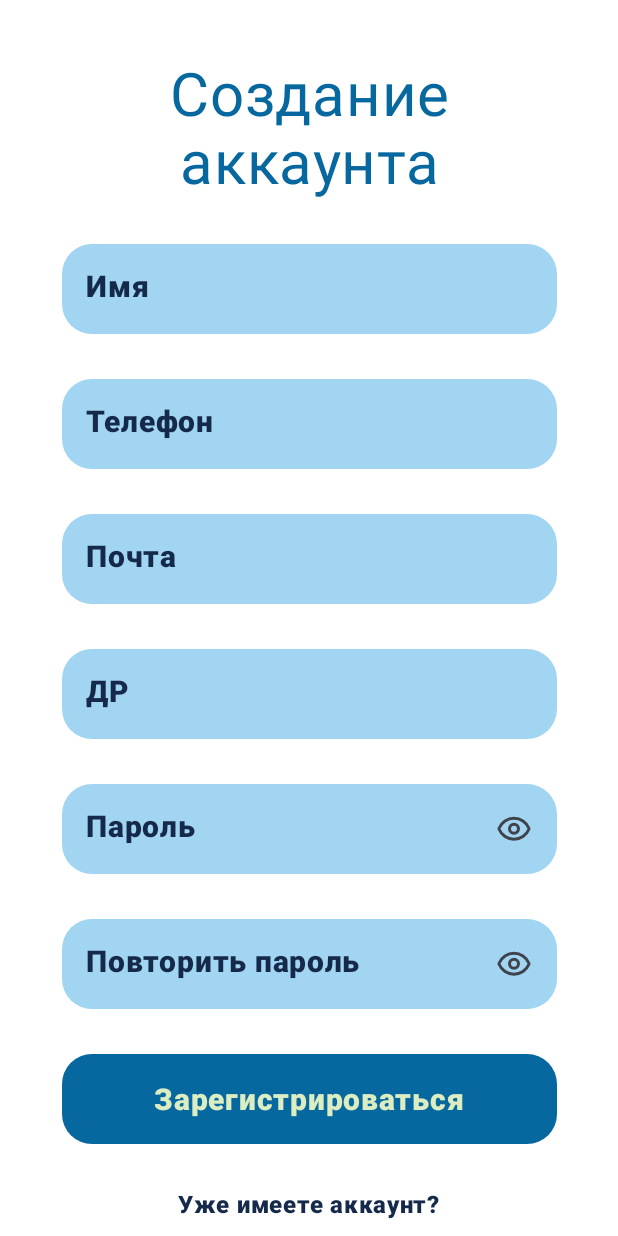
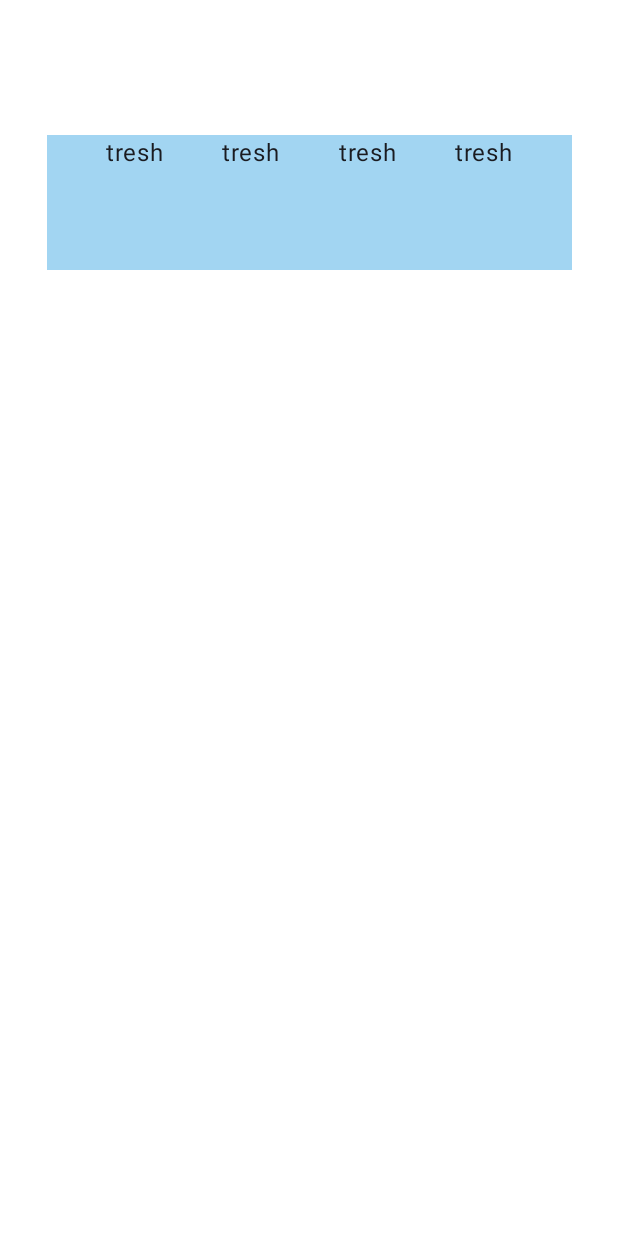
Before and after one commit to GoncharovaNE33P/GiftShopSunmul, an Android app built with Jetpack Compose: the screen it shows after launch (MainActivity), on a phone screen of 412 x 824 dp. Run offline under Robolectric (Android 15) with nearby library versions, the phone set to English and light mode, and no system bars; libraries missing offline, so code that uses them is left out: io.github.jan.supabase.

Commit message:
making a ProdPage

```diff
--- a/GiftShopSunmulApp/app/build.gradle.kts
+++ b/GiftShopSunmulApp/app/build.gradle.kts
@@ -63,7 +63,8 @@ dependencies {
     implementation("io.coil-kt:coil-compose:2.7.0")
     implementation("androidx.navigation:navigation-compose:2.8.3")
     implementation("androidx.core:core-splashscreen:1.2.0-alpha02")
-    implementation("androidx.compose.ui:ui-text-google-fonts:1.3.2")
+    implementation("androidx.compose.ui:ui-text-google-fonts:1.7.5")
+    //implementation("androidx.compose.ui:ui-text-google-fonts:1.8.0-alpha05")
 
     implementation(libs.androidx.core.ktx)
     implementation(libs.androidx.lifecycle.runtime.ktx)
--- a/GiftShopSunmulApp/app/src/main/java/com/example/giftshopsunmulapp/View/Avtorization.kt
+++ b/GiftShopSunmulApp/app/src/main/java/com/example/giftshopsunmulapp/View/Avtorization.kt
@@ -164,7 +164,7 @@ fun Avtorization(navHost: NavHostController, viewModel: AvtorizationVM = viewMod
                     flag.value = result
                     if (flag.value)
                     {
-                        navHost.navigate("Registration")
+                        navHost.navigate("ProdPage")
                     }
                     else
                     {
--- /dev/null
+++ b/GiftShopSunmulApp/app/src/main/java/com/example/giftshopsunmulapp/View/ProdPage.kt
@@ -0,0 +1,91 @@
+package com.example.giftshopsunmulapp.View
+
+import android.widget.Toast
+import androidx.compose.foundation.background
+import androidx.compose.foundation.border
+import androidx.compose.foundation.layout.Arrangement
+import androidx.compose.foundation.layout.Box
+import androidx.compose.foundation.layout.Column
+import androidx.compose.foundation.layout.Row
+import androidx.compose.foundation.layout.Spacer
+import androidx.compose.foundation.layout.fillMaxSize
+import androidx.compose.foundation.layout.fillMaxWidth
+import androidx.compose.foundation.layout.height
+import androidx.compose.foundation.layout.offset
+import androidx.compose.foundation.layout.padding
+import androidx.compose.foundation.layout.width
+import androidx.compose.foundation.shape.RoundedCornerShape
+import androidx.compose.material3.Button
+import androidx.compose.material3.ButtonDefaults
+import androidx.compose.material3.Icon
+import androidx.compose.material3.IconButton
+import androidx.compose.material3.MaterialTheme
+import androidx.compose.material3.Snackbar
+import androidx.compose.material3.SnackbarDuration
+import androidx.compose.material3.SnackbarHost
+import androidx.compose.material3.SnackbarHostState
+import androidx.compose.material3.Text
+import androidx.compose.material3.TextField
+import androidx.compose.material3.TextFieldDefaults
+import androidx.compose.runtime.Composable
+import androidx.compose.runtime.getValue
+import androidx.compose.runtime.mutableStateOf
+import androidx.compose.runtime.remember
+import androidx.compose.runtime.rememberCoroutineScope
+import androidx.compose.runtime.saveable.rememberSaveable
+import androidx.compose.runtime.setValue
+import androidx.compose.ui.Alignment
+import androidx.compose.ui.Modifier
+import androidx.compose.ui.draw.clip
+import androidx.compose.ui.graphics.Color
+import androidx.compose.ui.platform.LocalContext
+import androidx.compose.ui.res.painterResource
+import androidx.compose.ui.text.TextStyle
+import androidx.compose.ui.text.font.FontFamily
+import androidx.compose.ui.text.font.FontStyle
+import androidx.compose.ui.text.font.FontWeight
+import androidx.compose.ui.text.input.PasswordVisualTransformation
+import androidx.compose.ui.text.input.VisualTransformation
+import androidx.compose.ui.text.style.TextAlign
+import androidx.compose.ui.tooling.preview.Preview
+import androidx.compose.ui.unit.dp
+import androidx.compose.ui.unit.sp
+import androidx.lifecycle.viewmodel.compose.viewModel
+import androidx.navigation.NavHostController
+import com.example.giftshopsunmulapp.R
+import com.example.giftshopsunmulapp.ViewModels.AvtorizationVM
+import com.example.giftshopsunmulapp.ViewModels.ProdPageVM
+import com.example.giftshopsunmulapp.ui.theme.blue
+import com.example.giftshopsunmulapp.ui.theme.darkBlue
+import com.example.giftshopsunmulapp.ui.theme.lightBlue
+import com.example.giftshopsunmulapp.ui.theme.lightGreen
+import com.example.giftshopsunmulapp.ui.theme.typography
+import com.example.giftshopsunmulapp.ui.theme.white
+import io.github.jan.supabase.realtime.Column
+import kotlinx.coroutines.launch
+import java.lang.reflect.Type
+@Preview
+@Composable
+fun ProdPage(/*navHost: NavHostController, viewModel: ProdPageVM = viewModel()*/)
+{
+    Box(modifier = Modifier
+        .fillMaxSize()
+        .background(color = white).padding(top = 90.dp)
+    )
+    {
+        Row(modifier = Modifier
+            .background(color = lightBlue)
+            .height(90.dp)
+            .width(350.dp).align(Alignment.TopCenter)
+            .clip(RoundedCornerShape(15.dp)),
+            horizontalArrangement = Arrangement.SpaceEvenly,
+            verticalAlignment = Alignment.Top
+        )
+        {
+            Text(text = "tresh")
+            Text(text = "tresh")
+            Text(text = "tresh")
+            Text(text = "tresh")
+        }
+    }
+}
--- a/GiftShopSunmulApp/app/src/main/java/com/example/giftshopsunmulapp/View/Registration.kt
+++ b/GiftShopSunmulApp/app/src/main/java/com/example/giftshopsunmulapp/View/Registration.kt
@@ -322,7 +322,7 @@ fun Registration(navHost: NavHostController, viewModel: RegistrationVM = viewMod
                         coroutineScope.launch {
                             val result = viewModel.Auth(email.value, password.value)
                             if (result) {
-                                navHost.navigate("Registration")
+                                navHost.navigate("ProdPage")
                             } else {
                                 snackbarHostState.showSnackbar("Поля пусты или введены некорректные данные!")
                             }
--- a/GiftShopSunmulApp/app/src/main/java/com/example/giftshopsunmulapp/navigation/navigation.kt
+++ b/GiftShopSunmulApp/app/src/main/java/com/example/giftshopsunmulapp/navigation/navigation.kt
@@ -7,9 +7,12 @@ import androidx.navigation.compose.NavHost
 import androidx.navigation.compose.composable
 import androidx.navigation.compose.rememberNavController
 import com.example.giftshopsunmulapp.View.Avtorization
+import com.example.giftshopsunmulapp.View.MainPage
+import com.example.giftshopsunmulapp.View.ProdPage
 import com.example.giftshopsunmulapp.View.Registration
 import com.example.giftshopsunmulapp.ViewModels.AvtorizationVM
 import com.example.giftshopsunmulapp.ViewModels.MainViewModel
+import com.example.giftshopsunmulapp.ViewModels.ProdPageVM
 import com.example.giftshopsunmulapp.ViewModels.RegistrationVM
 
 @Composable
@@ -17,12 +20,18 @@ fun Navigation(viewModel: MainViewModel)
 {
     val navController = rememberNavController()
     NavHost(navController = navController,
-        startDestination = "Registration")
+        startDestination = "ProdPage")
     {
+        composable("MainPage")
+        { MainPage(navController)}
+
         composable("Avtorization")
         { Avtorization(navController, AvtorizationVM())}
 
         composable("Registration")
         { Registration(navController, RegistrationVM())}
+
+        composable("ProdPage")
+        { ProdPage(/*navController, ProdPageVM()*/)}
     }
 }
--- a/GiftShopSunmulApp/app/src/main/java/com/example/giftshopsunmulapp/ui/theme/Theme.kt
+++ b/GiftShopSunmulApp/app/src/main/java/com/example/giftshopsunmulapp/ui/theme/Theme.kt
@@ -54,7 +54,7 @@ fun GiftShopSunmulAppTheme(
 
     MaterialTheme(
         colorScheme = colorScheme,
-        typography = Typography,
+        typography = typography,
         content = content
     )
 }
--- a/GiftShopSunmulApp/app/src/main/java/com/example/giftshopsunmulapp/ui/theme/Type.kt
+++ b/GiftShopSunmulApp/app/src/main/java/com/example/giftshopsunmulapp/ui/theme/Type.kt
@@ -10,6 +10,7 @@ import androidx.compose.ui.text.googlefonts.GoogleFont
 import androidx.compose.ui.unit.sp
 import com.example.giftshopsunmulapp.R
 
+/*
 @OptIn(ExperimentalTextApi::class)
 private val fontProvider = GoogleFont.Provider(
     providerAuthority = "com.google.android.gms.fonts",
@@ -18,46 +19,59 @@ private val fontProvider = GoogleFont.Provider(
 )
 
 @OptIn(ExperimentalTextApi::class)
-private val NameFont1 = GoogleFont("Jersey 10")
-private val NameFont2 = GoogleFont("Montserrat Alternates")
+val NameFont1 = GoogleFont("Jersey 10")
+val NameFont2 = GoogleFont("Montserrat Alternates")
 @OptIn(ExperimentalTextApi::class)
-private val fontFamily1 = FontFamily(
+val Jersey_10_fontFamily = FontFamily(
     Font(googleFont = NameFont1, fontProvider = fontProvider)
 )
-private val fontFamily2 = FontFamily(
+val Montserrat_Alternates_fontFamily = FontFamily(
     Font(googleFont = NameFont2, fontProvider = fontProvider)
 )
 
 // Set of Material typography styles to start with
-val Typography = Typography(
+val typography = Typography(
+    bodyMedium = TextStyle(
+        fontFamily = Jersey_10_fontFamily
+    ),
+
+    bodyLarge = TextStyle(
+        fontFamily = Jersey_10_fontFamily
+    )
+)*/
+
+@OptIn(ExperimentalTextApi::class)
+private val fontProvider = GoogleFont.Provider(
+    providerAuthority = "com.google.android.gms.fonts",
+    providerPackage = "com.google.android.gms",
+    certificates = R.array.com_google_android_gms_fonts_certs
+)
+
+@OptIn(ExperimentalTextApi::class)
+val NameFont1 = GoogleFont("Jura")
+val NameFont2 = GoogleFont("Montserrat Alternates")
+@OptIn(ExperimentalTextApi::class)
+val fontFamily1 = FontFamily(
+    Font(googleFont = NameFont1, fontProvider = fontProvider)
+)
+val fontFamily2 = FontFamily(
+    Font(googleFont = NameFont2, fontProvider = fontProvider)
+)
+
+// Set of Material typography styles to start with
+val typography = Typography(
+    bodyMedium = TextStyle(
+        fontFamily = fontFamily1,
+        fontWeight = FontWeight.Normal,
+        fontSize = 14.sp,
+        lineHeight = 20.sp,
+        letterSpacing = 0.5.sp
+    ),
     bodyLarge = TextStyle(
         fontFamily = fontFamily2,
         fontWeight = FontWeight.Normal,
         fontSize = 16.sp,
         lineHeight = 24.sp,
         letterSpacing = 0.5.sp
-    ),
-    bodyMedium = TextStyle(
-        fontFamily = fontFamily1,
-        fontWeight = FontWeight.Normal,
-        fontSize = 14.sp,
-        lineHeight = 20.sp,
-        letterSpacing = 0.5.sp
+    )
 )
-    /* Other default text styles to override
-    titleLarge = TextStyle(
-        fontFamily = FontFamily.Default,
-        fontWeight = FontWeight.Normal,
-        fontSize = 22.sp,
-        lineHeight = 28.sp,
-        letterSpacing = 0.sp
-    ),
-    labelSmall = TextStyle(
-        fontFamily = FontFamily.Default,
-        fontWeight = FontWeight.Medium,
-        fontSize = 11.sp,
-        lineHeight = 16.sp,
-        letterSpacing = 0.5.sp
-    )
-    */
-)
--- a/GiftShopSunmulApp/gradle/libs.versions.toml
+++ b/GiftShopSunmulApp/gradle/libs.versions.toml
@@ -1,5 +1,5 @@
 [versions]
-agp = "8.6.1"
+agp = "8.5.1"
 kotlin = "1.9.0"
 coreKtx = "1.15.0"
 junit = "4.13.2"
```
Also changed, not shown: GiftShopSunmulApp/app/src/main/java/com/example/giftshopsunmulapp/View/MainPage.kt (added, +93 -0 lines), GiftShopSunmulApp/app/src/main/java/com/example/giftshopsunmulapp/ViewModels/ProdPageVM.kt (added, +47 -0 lines), GiftShopSunmulApp/app/src/main/res/drawable/gift.xml (added, +13 -0 lines), 2 other files.
